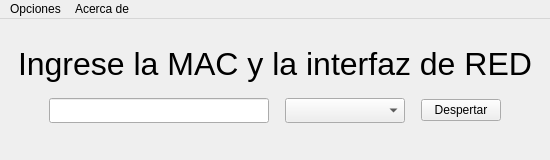
GabiAndi/WOL, file mainwindow.ui: the form before one commit.
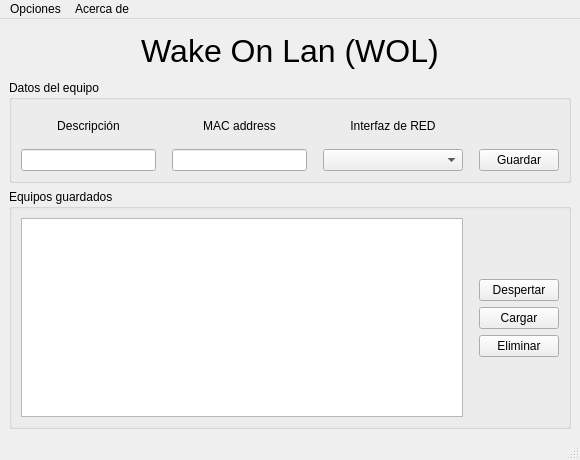
The form after the commit.

Commit message: Guardado de equipos

```diff
--- a/mainwindow.ui
+++ b/mainwindow.ui
@@ -6,39 +6,33 @@
    <rect>
     <x>0</x>
     <y>0</y>
-    <width>550</width>
-    <height>160</height>
+    <width>580</width>
+    <height>460</height>
    </rect>
   </property>
   <property name="minimumSize">
    <size>
-    <width>550</width>
-    <height>160</height>
-   </size>
-  </property>
-  <property name="maximumSize">
-   <size>
-    <width>550</width>
-    <height>160</height>
+    <width>580</width>
+    <height>460</height>
    </size>
   </property>
   <property name="windowTitle">
    <string>WOL</string>
   </property>
   <widget class="QWidget" name="centralwidget">
-   <layout class="QVBoxLayout" name="verticalLayout">
+   <layout class="QVBoxLayout" name="verticalLayout_4">
     <item>
      <spacer name="verticalSpacer_3">
       <property name="orientation">
        <enum>Qt::Vertical</enum>
       </property>
       <property name="sizeType">
-       <enum>QSizePolicy::Expanding</enum>
+       <enum>QSizePolicy::Fixed</enum>
       </property>
       <property name="sizeHint" stdset="0">
        <size>
         <width>20</width>
-        <height>7</height>
+        <height>5</height>
        </size>
       </property>
      </spacer>
@@ -51,7 +45,7 @@
        </font>
       </property>
       <property name="text">
-       <string>Ingrese la MAC y la interfaz de RED</string>
+       <string>Wake On Lan (WOL)</string>
       </property>
       <property name="alignment">
        <set>Qt::AlignCenter</set>
@@ -69,41 +63,66 @@
       <property name="sizeHint" stdset="0">
        <size>
         <width>20</width>
-        <height>10</height>
+        <height>5</height>
        </size>
       </property>
      </spacer>
     </item>
     <item>
+     <widget class="QGroupBox" name="groupBox_2">
+      <property name="title">
+       <string>Datos del equipo</string>
+      </property>
      <layout class="QHBoxLayout" name="horizontalLayout">
       <item>
-       <spacer name="horizontalSpacer">
+        <layout class="QVBoxLayout" name="verticalLayout_6">
+         <item>
+          <widget class="QLabel" name="label_4">
+           <property name="text">
+            <string>Descripción</string>
+           </property>
+           <property name="alignment">
+            <set>Qt::AlignCenter</set>
+           </property>
+          </widget>
+         </item>
+         <item>
+          <widget class="QLineEdit" name="lineEditDescripcion"/>
+         </item>
+        </layout>
+       </item>
+       <item>
+        <spacer name="horizontalSpacer_3">
         <property name="orientation">
          <enum>Qt::Horizontal</enum>
         </property>
+         <property name="sizeType">
+          <enum>QSizePolicy::Fixed</enum>
+         </property>
         <property name="sizeHint" stdset="0">
          <size>
-          <width>40</width>
+           <width>10</width>
           <height>20</height>
          </size>
         </property>
        </spacer>
       </item>
       <item>
-       <widget class="QLineEdit" name="lineEditMAC">
-        <property name="minimumSize">
-         <size>
-          <width>220</width>
-          <height>25</height>
-         </size>
-        </property>
-        <property name="maximumSize">
-         <size>
-          <width>220</width>
-          <height>25</height>
-         </size>
-        </property>
-       </widget>
+        <layout class="QVBoxLayout" name="verticalLayout_2">
+         <item>
+          <widget class="QLabel" name="label_2">
+           <property name="text">
+            <string>MAC address</string>
+           </property>
+           <property name="alignment">
+            <set>Qt::AlignCenter</set>
+           </property>
+          </widget>
+         </item>
+         <item>
+          <widget class="QLineEdit" name="lineEditMAC"/>
+         </item>
+        </layout>
       </item>
       <item>
        <spacer name="horizontalSpacer_2">
@@ -122,20 +141,28 @@
        </spacer>
       </item>
       <item>
+        <layout class="QVBoxLayout" name="verticalLayout_3">
+         <item>
+          <widget class="QLabel" name="label_3">
+           <property name="text">
+            <string>Interfaz de RED</string>
+           </property>
+           <property name="alignment">
+            <set>Qt::AlignCenter</set>
+           </property>
+          </widget>
+         </item>
+         <item>
        <widget class="QComboBox" name="comboBoxIfaces">
         <property name="minimumSize">
          <size>
-          <width>120</width>
-          <height>25</height>
-         </size>
-        </property>
-        <property name="maximumSize">
-         <size>
-          <width>120</width>
-          <height>25</height>
+             <width>140</width>
+             <height>0</height>
          </size>
         </property>
        </widget>
+         </item>
+        </layout>
       </item>
       <item>
        <spacer name="horizontalSpacer_4">
@@ -154,6 +181,76 @@
        </spacer>
       </item>
       <item>
+        <layout class="QVBoxLayout" name="verticalLayout_5">
+         <item>
+          <spacer name="verticalSpacer">
+           <property name="orientation">
+            <enum>Qt::Vertical</enum>
+           </property>
+           <property name="sizeType">
+            <enum>QSizePolicy::Ignored</enum>
+           </property>
+           <property name="sizeHint" stdset="0">
+            <size>
+             <width>20</width>
+             <height>40</height>
+            </size>
+           </property>
+          </spacer>
+         </item>
+         <item>
+          <widget class="QPushButton" name="pushButtonGuardar">
+           <property name="text">
+            <string>Guardar</string>
+           </property>
+          </widget>
+         </item>
+        </layout>
+       </item>
+      </layout>
+     </widget>
+    </item>
+    <item>
+     <widget class="QGroupBox" name="groupBox">
+      <property name="title">
+       <string>Equipos guardados</string>
+      </property>
+      <layout class="QHBoxLayout" name="horizontalLayout_2">
+       <item>
+        <widget class="QListWidget" name="listWidgetEquipos"/>
+       </item>
+       <item>
+        <spacer name="horizontalSpacer">
+         <property name="orientation">
+          <enum>Qt::Horizontal</enum>
+         </property>
+         <property name="sizeType">
+          <enum>QSizePolicy::Fixed</enum>
+         </property>
+         <property name="sizeHint" stdset="0">
+          <size>
+           <width>10</width>
+           <height>20</height>
+          </size>
+         </property>
+        </spacer>
+       </item>
+       <item>
+        <layout class="QVBoxLayout" name="verticalLayout">
+         <item>
+          <spacer name="verticalSpacer_4">
+           <property name="orientation">
+            <enum>Qt::Vertical</enum>
+           </property>
+           <property name="sizeHint" stdset="0">
+            <size>
+             <width>20</width>
+             <height>40</height>
+            </size>
+           </property>
+          </spacer>
+         </item>
+         <item>
        <widget class="QPushButton" name="pushButtonWOL">
         <property name="text">
          <string>Despertar</string>
@@ -161,32 +258,36 @@
        </widget>
       </item>
       <item>
-       <spacer name="horizontalSpacer_3">
-        <property name="orientation">
-         <enum>Qt::Horizontal</enum>
-        </property>
-        <property name="sizeHint" stdset="0">
-         <size>
-          <width>40</width>
-          <height>20</height>
-         </size>
-        </property>
-       </spacer>
-      </item>
-     </layout>
-    </item>
+          <widget class="QPushButton" name="pushButtonCargar">
+           <property name="text">
+            <string>Cargar</string>
+           </property>
+          </widget>
+         </item>
+         <item>
+          <widget class="QPushButton" name="pushButtonEliminar">
+           <property name="text">
+            <string>Eliminar</string>
+           </property>
+          </widget>
+         </item>
     <item>
-     <spacer name="verticalSpacer">
+          <spacer name="verticalSpacer_5">
       <property name="orientation">
        <enum>Qt::Vertical</enum>
       </property>
       <property name="sizeHint" stdset="0">
        <size>
         <width>20</width>
-        <height>28</height>
+             <height>40</height>
        </size>
       </property>
      </spacer>
+         </item>
+        </layout>
+       </item>
+      </layout>
+     </widget>
     </item>
    </layout>
   </widget>
@@ -195,7 +296,7 @@
     <rect>
      <x>0</x>
      <y>0</y>
-     <width>550</width>
+     <width>580</width>
      <height>22</height>
     </rect>
    </property>
@@ -218,6 +319,7 @@
    <addaction name="menuOpciones"/>
    <addaction name="menuAcerca_de"/>
   </widget>
+  <widget class="QStatusBar" name="statusBar"/>
   <action name="actionSalir">
    <property name="text">
     <string>Salir</string>
```
Left out of the diff: 1 changed line with no effect on the pictures. Lines whose indentation alone changed are shown as unchanged. The commit also changes 2 other files.
